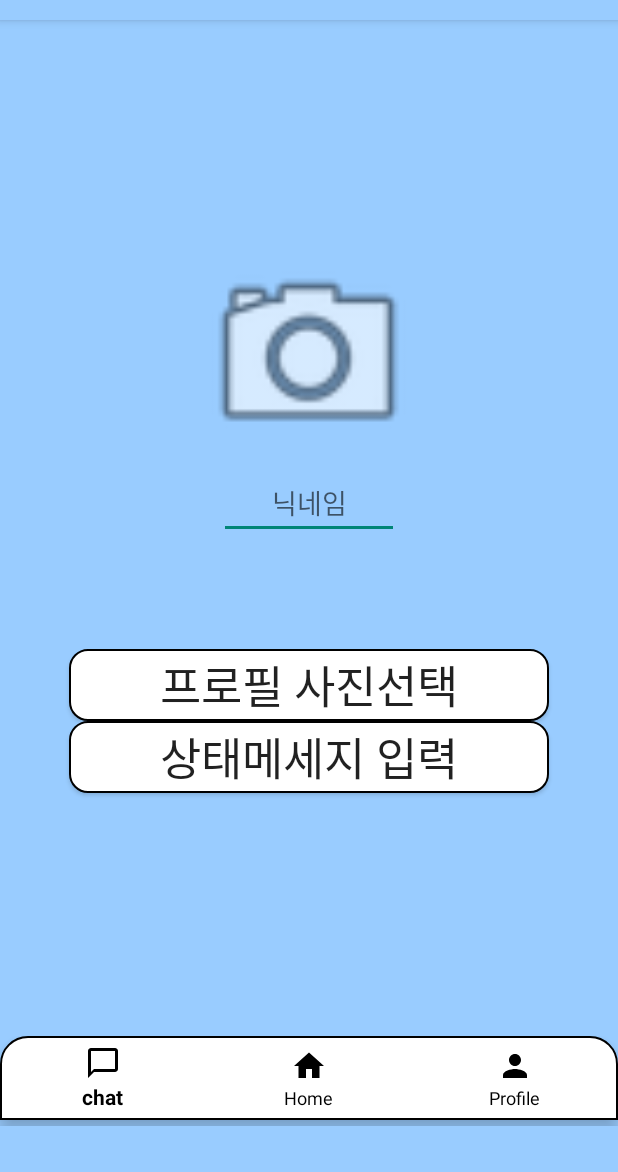
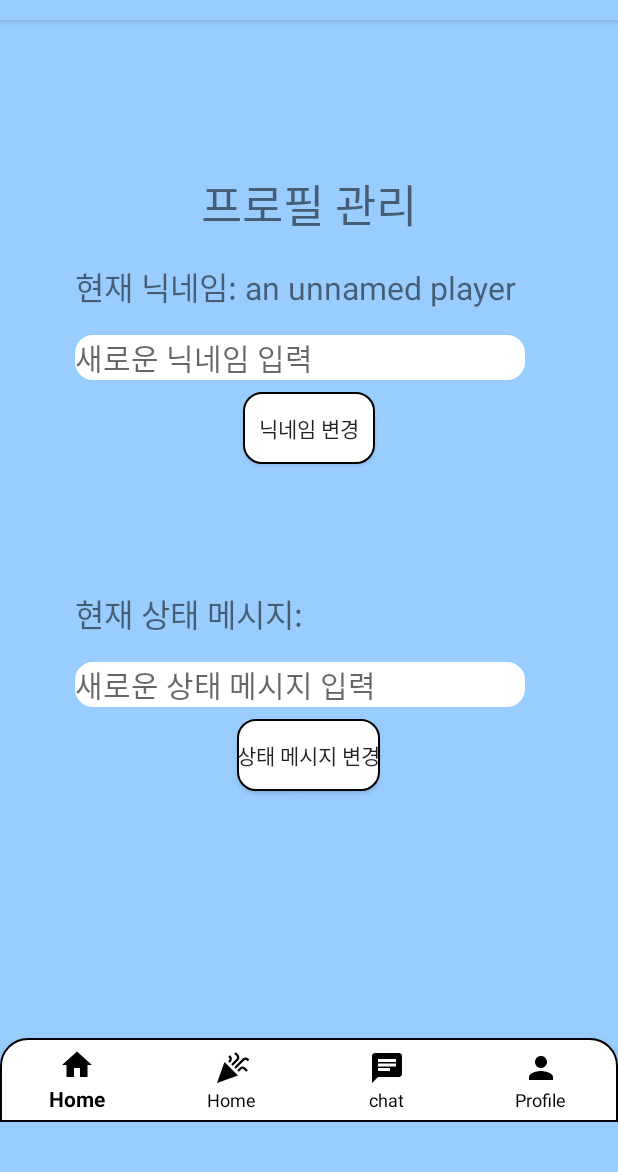
Before and after one commit to GYUWON-CHOI/paichai_freinds, an Android app: the Profile screen opened directly, with no data from a screen before it, on a phone screen of 412 x 824 dp, the part 64-1236 px from its top. Run offline under Robolectric (Android 15) with nearby library versions, the phone set to English and light mode, and no system bars.

Commit message:
김진성 술먹자

```diff
--- a/app/src/main/java/com/example/myapplication/Profile.java
+++ b/app/src/main/java/com/example/myapplication/Profile.java
@@ -16,8 +16,8 @@ public class Profile extends AppCompatActivity {
     @Override
     protected void onCreate(@Nullable Bundle savedInstanceState) {
         super.onCreate(savedInstanceState);
-        setContentView(R.layout.profile);
-        bottomNavigationView = findViewById(R.id.bottomNavi_profile);
+        setContentView(R.layout.chang_nick_message);
+        bottomNavigationView = findViewById(R.id.bottomNavi_main_info);
         bottomNavigationView.setOnItemSelectedListener(item -> {
             switch (item.getItemId()) {
                 case R.id.menu_chat:
--- /dev/null
+++ b/app/src/main/res/drawable/edit_coner.xml
@@ -0,0 +1,13 @@
+<?xml version="1.0" encoding="utf-8"?>
+<shape xmlns:android="http://schemas.android.com/apk/res/android"
+    android:padding="10dp"
+    android:shape="rectangle">
+    <solid android:color="#FFF"/>
+    <corners
+        android:bottomLeftRadius="12dp"
+        android:bottomRightRadius="12dp"
+        android:topLeftRadius="12dp"
+        android:topRightRadius="12dp"/>
+    <stroke
+        android:width="0dp"/>
+</shape>
--- /dev/null
+++ b/app/src/main/res/drawable/ic_celebration.xml
@@ -0,0 +1,9 @@
+<vector android:height="24dp" android:tint="#000000"
+    android:viewportHeight="24" android:viewportWidth="24"
+    android:width="24dp" xmlns:android="http://schemas.android.com/apk/res/android">
+    <path android:fillColor="@android:color/white" android:pathData="M2,22l14,-5l-9,-9z"/>
+    <path android:fillColor="@android:color/white" android:pathData="M14.53,12.53l5.59,-5.59c0.49,-0.49 1.28,-0.49 1.77,0l0.59,0.59l1.06,-1.06l-0.59,-0.59c-1.07,-1.07 -2.82,-1.07 -3.89,0l-5.59,5.59L14.53,12.53z"/>
+    <path android:fillColor="@android:color/white" android:pathData="M10.06,6.88L9.47,7.47l1.06,1.06l0.59,-0.59c1.07,-1.07 1.07,-2.82 0,-3.89l-0.59,-0.59L9.47,4.53l0.59,0.59C10.54,5.6 10.54,6.4 10.06,6.88z"/>
+    <path android:fillColor="@android:color/white" android:pathData="M17.06,11.88l-1.59,1.59l1.06,1.06l1.59,-1.59c0.49,-0.49 1.28,-0.49 1.77,0l1.61,1.61l1.06,-1.06l-1.61,-1.61C19.87,10.81 18.13,10.81 17.06,11.88z"/>
+    <path android:fillColor="@android:color/white" android:pathData="M15.06,5.88l-3.59,3.59l1.06,1.06l3.59,-3.59c1.07,-1.07 1.07,-2.82 0,-3.89l-1.59,-1.59l-1.06,1.06l1.59,1.59C15.54,4.6 15.54,5.4 15.06,5.88z"/>
+</vector>
--- /dev/null
+++ b/app/src/main/res/drawable/ic_chat.xml
@@ -0,0 +1,5 @@
+<vector android:autoMirrored="true" android:height="24dp"
+    android:tint="#000000" android:viewportHeight="24"
+    android:viewportWidth="24" android:width="24dp" xmlns:android="http://schemas.android.com/apk/res/android">
+    <path android:fillColor="@android:color/white" android:pathData="M20,2L4,2c-1.1,0 -1.99,0.9 -1.99,2L2,22l4,-4h14c1.1,0 2,-0.9 2,-2L22,4c0,-1.1 -0.9,-2 -2,-2zM6,9h12v2L6,11L6,9zM14,14L6,14v-2h8v2zM18,8L6,8L6,6h12v2z"/>
+</vector>
--- a/app/src/main/res/layout/activity_chat_room_list.xml
+++ b/app/src/main/res/layout/activity_chat_room_list.xml
@@ -32,7 +32,6 @@
         android:id="@+id/bottomNavi_main"
         android:layout_width="0dp"
         android:layout_height="wrap_content"
-        android:layout_marginBottom="4dp"
         android:background="@drawable/bottomnavi_coner"
         app:labelVisibilityMode="labeled"
         app:layout_constraintBottom_toBottomOf="parent"
--- a/app/src/main/res/layout/activity_main.xml
+++ b/app/src/main/res/layout/activity_main.xml
@@ -29,14 +29,14 @@
         android:layout_width="0dp"
         android:layout_height="wrap_content"
         android:background="@drawable/bottomnavi_coner"
+        app:itemIconTint="@color/black"
+        app:itemTextColor="@color/black"
         app:labelVisibilityMode="labeled"
         app:layout_constraintBottom_toBottomOf="parent"
         app:layout_constraintEnd_toEndOf="parent"
         app:layout_constraintHorizontal_bias="0.0"
         app:layout_constraintStart_toStartOf="parent"
-        app:menu="@menu/bottom_menu"
-        app:itemIconTint="@color/black"
-        app:itemTextColor="@color/black"/>
+        app:menu="@menu/bottom_menu" />
 
 </androidx.constraintlayout.widget.ConstraintLayout>
 
--- a/app/src/main/res/layout/chang_nick_message.xml
+++ b/app/src/main/res/layout/chang_nick_message.xml
@@ -2,51 +2,41 @@
 <LinearLayout xmlns:android="http://schemas.android.com/apk/res/android"
     android:layout_width="match_parent"
     android:layout_height="match_parent"
+    android:orientation="vertical"
     xmlns:app="http://schemas.android.com/apk/res-auto"
-    android:orientation="vertical"
     android:background="#99CCFF">
 
     <LinearLayout
         android:layout_width="match_parent"
-        android:layout_height="665dp"
+        android:layout_height="379dp"
         android:orientation="vertical">
-
+        <!-- 현재 닉네임 표시 -->
         <TextView
             android:layout_width="match_parent"
             android:layout_height="wrap_content"
             android:layout_marginTop="100dp"
-            android:background="#FFFFFF"
             android:gravity="center"
             android:text="프로필 관리"
             android:textSize="30dp" />
+
         <TextView
-            android:id="@+id/nickTextView"
-            android:layout_width="wrap_content"
+            android:id="@+id/currentNickTextView"
+            android:layout_width="300dp"
             android:layout_height="wrap_content"
             android:layout_marginTop="16dp"
-            android:text=""
-            android:textAlignment="center"
-            app:layout_constraintEnd_toEndOf="parent"
-            app:layout_constraintStart_toStartOf="parent"
-            app:layout_constraintTop_toBottomOf="@id/myImageView" />
-        <!-- 현재 닉네임 표시 -->
-        <TextView
-            android:id="@+id/currentNickTextView"
-            android:layout_width="wrap_content"
-            android:layout_height="wrap_content"
-            android:layout_marginTop="16dp"
+            android:layout_marginLeft="50dp"
             android:layout_marginBottom="16dp"
-            android:background="#FFFFFF"
             android:text="현재 닉네임: an unnamed player"
-            android:textSize="20dp" />
+            android:textSize="21dp" />
 
         <!-- 닉네임 변경 -->
         <EditText
             android:id="@+id/nickEditText"
-            android:layout_width="match_parent"
+            android:layout_width="300dp"
             android:layout_height="wrap_content"
             android:layout_marginBottom="8dp"
-            android:background="#FFFFFF"
+            android:layout_marginLeft="50dp"
+            android:background="@drawable/edit_coner"
             android:hint="새로운 닉네임 입력"
             android:textSize="20dp" />
 
@@ -54,27 +44,34 @@
             android:id="@+id/changeNickButton"
             android:layout_width="wrap_content"
             android:layout_height="wrap_content"
+            android:layout_gravity="center"
             android:layout_marginBottom="16dp"
             android:background="@drawable/coner"
             android:text="닉네임 변경" />
+    </LinearLayout>
 
+    <LinearLayout
+        android:layout_width="match_parent"
+        android:layout_height="299dp"
+        android:orientation="vertical">
         <!-- 현재 상태 메시지 표시 -->
         <TextView
             android:id="@+id/currentStatusTextView"
-            android:layout_width="wrap_content"
+            android:layout_width="300dp"
             android:layout_height="wrap_content"
             android:layout_marginBottom="16dp"
-            android:background="#FFFFFF"
+            android:layout_marginLeft="50dp"
             android:text="현재 상태 메시지: "
-            android:textSize="20dp" />
+            android:textSize="21dp" />
 
         <!-- 상태 메시지 변경 -->
         <EditText
             android:id="@+id/statusEditText"
-            android:layout_width="match_parent"
+            android:layout_width="300dp"
             android:layout_height="wrap_content"
             android:layout_marginBottom="8dp"
-            android:background="#FFFFFF"
+            android:layout_marginLeft="50dp"
+            android:background="@drawable/edit_coner"
             android:hint="새로운 상태 메시지 입력"
             android:textSize="20dp" />
 
@@ -82,6 +79,7 @@
             android:id="@+id/changeStatusButton"
             android:layout_width="wrap_content"
             android:layout_height="wrap_content"
+            android:layout_gravity="center"
             android:background="@drawable/coner"
             android:text="상태 메시지 변경" />
     </LinearLayout>
@@ -89,15 +87,11 @@
     <LinearLayout
         android:layout_width="match_parent"
         android:layout_height="wrap_content"
-        android:gravity="center"
         android:orientation="vertical">
-
-
         <com.google.android.material.bottomnavigation.BottomNavigationView
-            android:id="@+id/bottomNavi_nick_message"
+            android:id="@+id/bottomNavi_main_info"
             android:layout_width="match_parent"
-            android:layout_height="wrap_content"
-            android:layout_marginBottom="4dp"
+            android:layout_height="match_parent"
             android:background="@drawable/bottomnavi_coner"
             app:itemIconTint="@color/black"
             app:itemTextColor="@color/black"
@@ -106,5 +100,7 @@
             app:layout_constraintEnd_toEndOf="parent"
             app:layout_constraintStart_toStartOf="parent"
             app:menu="@menu/bottom_menu" />
+
     </LinearLayout>
+
 </LinearLayout>
--- a/app/src/main/res/layout/profile.xml
+++ /dev/null
@@ -1,95 +0,0 @@
-<?xml version="1.0" encoding="utf-8"?>
-<LinearLayout
-    xmlns:android="http://schemas.android.com/apk/res/android"
-    xmlns:app="http://schemas.android.com/apk/res-auto"
-    android:layout_width="match_parent"
-    android:layout_height="match_parent"
-    android:background="#99CCFF"
-    android:orientation="vertical">
-
-    <LinearLayout
-        android:layout_width="match_parent"
-        android:layout_height="wrap_content"
-        android:gravity="center"
-        android:orientation="vertical">
-
-        <ImageView
-            android:id="@+id/myImageView"
-            android:layout_width="150dp"
-            android:layout_height="150dp"
-            android:layout_marginTop="148dp"
-            android:scaleType="centerCrop"
-            android:src="@android:drawable/ic_menu_camera"
-            app:layout_constraintEnd_toEndOf="parent"
-            app:layout_constraintHorizontal_bias="0.498"
-            app:layout_constraintStart_toStartOf="parent"
-            app:layout_constraintTop_toTopOf="parent" />
-
-
-        <EditText
-            android:id="@+id/nickname"
-            android:layout_width="120dp"
-            android:layout_height="wrap_content"
-            android:hint="닉네임"
-            android:textAlignment="center"
-            app:layout_constraintEnd_toEndOf="parent"
-            app:layout_constraintHorizontal_bias="0.498"
-            app:layout_constraintStart_toStartOf="parent" />
-    </LinearLayout>
-    <LinearLayout
-        android:id="@+id/profile"
-        android:layout_width="match_parent"
-        android:layout_height="331dp"
-        android:gravity="center"
-        android:orientation="vertical">
-
-
-        <Button
-            android:id="@+id/profile_photo"
-            android:layout_width="320dp"
-            android:layout_height="wrap_content"
-            android:layout_marginTop="12dp"
-            android:text="프로필 사진선택"
-            android:textAlignment="center"
-            android:background="@drawable/coner"
-            android:textSize="30dp"
-            app:layout_constraintEnd_toEndOf="parent"
-            app:layout_constraintStart_toStartOf="parent"
-            app:layout_constraintTop_toBottomOf="parent" />
-
-        <Button
-            android:id="@+id/status_message_bt"
-            android:layout_width="320dp"
-            android:layout_height="wrap_content"
-            android:layout_marginBottom="100dp"
-            android:background="@drawable/coner"
-            android:text="상태메세지 입력"
-            android:textSize="30dp"
-            app:layout_constraintBottom_toBottomOf="parent"
-            app:layout_constraintEnd_toEndOf="parent"
-            app:layout_constraintHorizontal_bias="0.154"
-            app:layout_constraintStart_toStartOf="parent"
-            app:layout_constraintVertical_bias="0.5" />
-
-    </LinearLayout>
-
-    <LinearLayout
-        android:layout_width="match_parent"
-        android:layout_height="wrap_content"
-        android:orientation="vertical"
-        android:gravity="center">
-    <com.google.android.material.bottomnavigation.BottomNavigationView
-        android:id="@+id/bottomNavi_profile"
-        android:layout_width="match_parent"
-        android:layout_height="wrap_content"
-        android:layout_marginBottom="4dp"
-        android:background="@drawable/bottomnavi_coner"
-        app:itemIconTint="@color/black"
-        app:itemTextColor="@color/black"
-        app:layout_constraintBottom_toBottomOf="parent"
-        app:layout_constraintEnd_toEndOf="parent"
-        app:layout_constraintHorizontal_bias="0.0"
-        app:layout_constraintStart_toStartOf="parent"
-        app:menu="@menu/bottom_menu" />
-    </LinearLayout>
-</LinearLayout>
--- a/app/src/main/res/menu/bottom_menu.xml
+++ b/app/src/main/res/menu/bottom_menu.xml
@@ -1,12 +1,6 @@
 <?xml version="1.0" encoding="utf-8"?>
 <menu xmlns:android="http://schemas.android.com/apk/res/android"
     xmlns:app="http://schemas.android.com/apk/res-auto">
-    <item
-        android:id="@+id/menu_chat"
-        android:enabled="true"
-        android:icon="@drawable/ic_baseline_chat"
-        android:title="chat"
-        app:showAsAction="always"/>
     <item
         android:id="@+id/menu_home"
         android:enabled="true"
@@ -14,6 +8,19 @@
         android:title="Home"
         app:showAsAction="always"/>
     <item
+        android:id="@+id/menu_party"
+        android:enabled="true"
+        android:icon="@drawable/ic_celebration"
+        android:title="Home"
+        app:showAsAction="always"/>
+    <item
+        android:id="@+id/menu_chat"
+        android:enabled="true"
+        android:icon="@drawable/ic_chat"
+        android:title="chat"
+        app:showAsAction="always"/>
+
+    <item
         android:id="@+id/menu_profile"
         android:enabled="true"
         android:icon="@drawable/ic_baseline_person"
```
Also changed, not shown: app/src/main/java/com/example/myapplication/NickMessageChangeActivity.java (+1 -14 lines), app/src/main/res/layout/frag3.xml (+5 -17 lines), app/src/main/res/layout/info_password.xml (+23 -16 lines), app/src/main/res/drawable/ic_people.png (added), app/src/main/res/mipmap-hdpi/ic_people.png (added), app/src/main/res/mipmap-mdpi/ic_people.png (added), app/src/main/res/mipmap-xhdpi/ic_people.png (added), app/src/main/res/mipmap-xxhdpi/ic_people.png (added).
